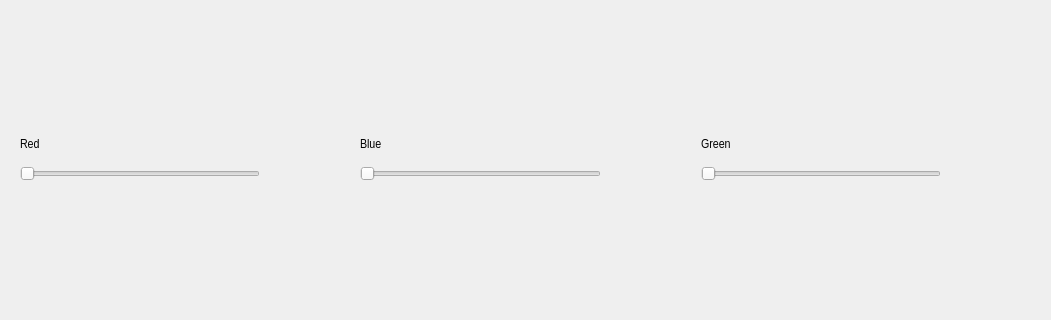
This is yandex.ui in evilrise7/pyqtproject as Qt 5 draws it before an edit; both pictures show x 0 to 1051 and y 480 to 800 of the 1280 by 800 pixel window. The edited form follows.
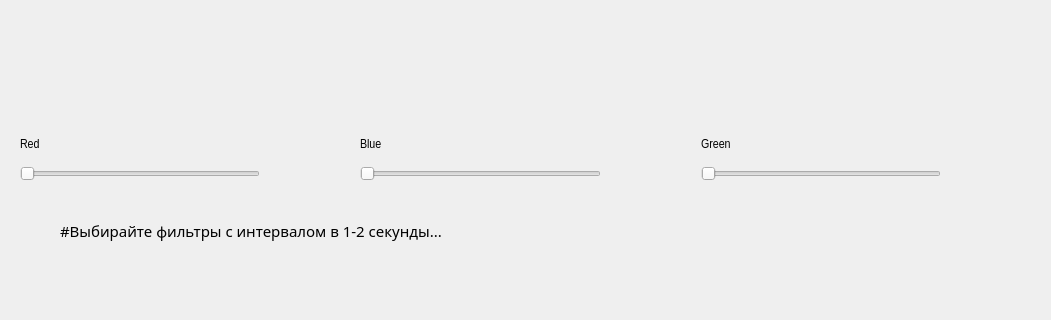
This is the edited form. Icons and pictures are not drawn.

What changed in the file:
```diff
--- a/yandex.ui
+++ b/yandex.ui
@@ -517,6 +517,28 @@
      <bool>false</bool>
     </property>
    </widget>
+   <widget class="QLabel" name="infolabel">
+    <property name="geometry">
+     <rect>
+      <x>60</x>
+      <y>690</y>
+      <width>891</width>
+      <height>41</height>
+     </rect>
+    </property>
+    <property name="font">
+     <font>
+      <family>Pixeled</family>
+      <pointsize>11</pointsize>
+     </font>
+    </property>
+    <property name="text">
+     <string>#Выбирайте фильтры с интервалом в 1-2 секунды...</string>
+    </property>
+    <property name="alignment">
+     <set>Qt::AlignLeading|Qt::AlignLeft|Qt::AlignVCenter</set>
+    </property>
+   </widget>
   </widget>
   <widget class="QMenuBar" name="menubar">
    <property name="geometry">
```
Left out of the diff: 4 changed lines with no effect on the pictures.
